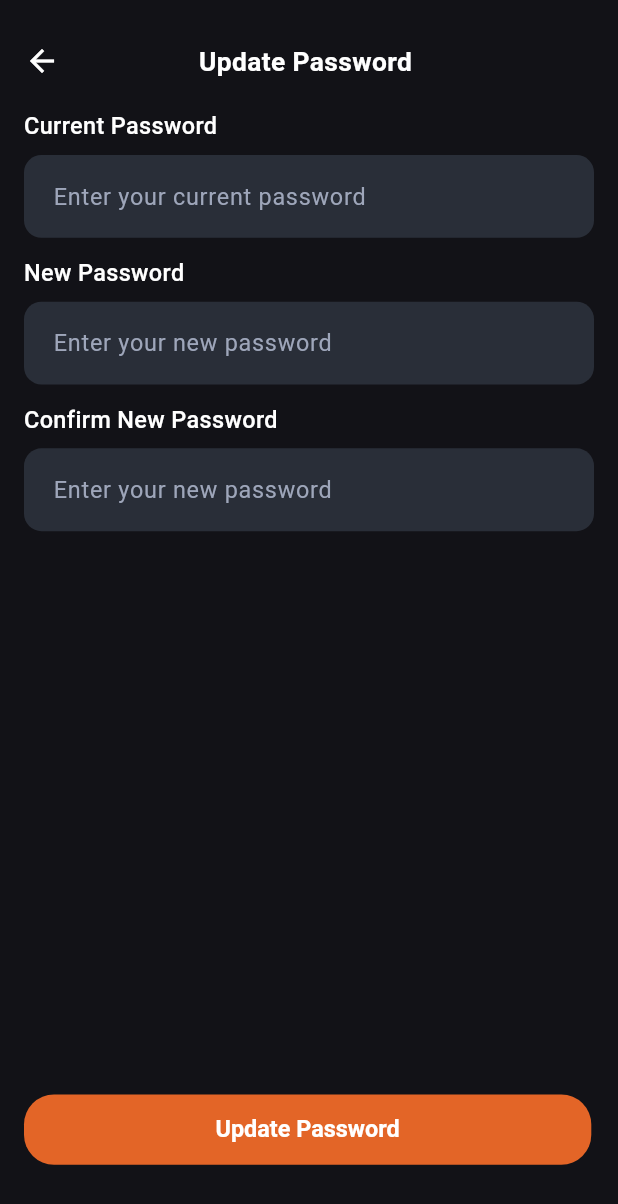
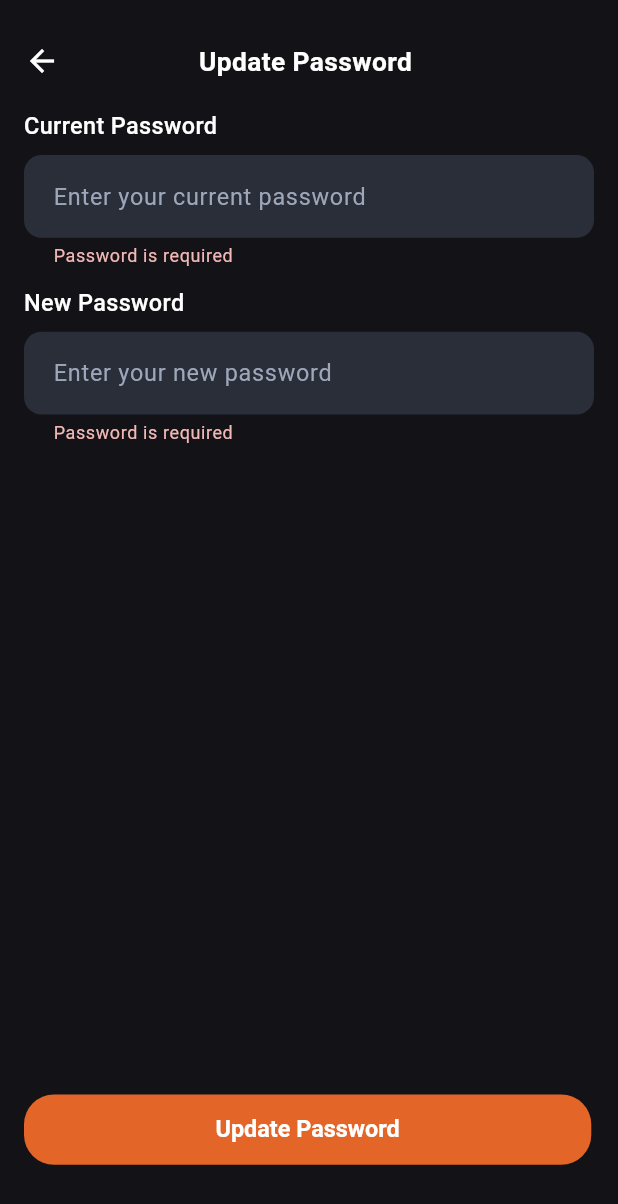
Before and after one commit to rakibul6670/blog_app, a Flutter app: the UpdatePasswordScreen screen opened directly, after a tap on "Update Password", on a phone screen of 412 x 824 dp. Shown: the top 1204 px of the screen. Run offline on Flutter 3.47's test engine with Material 3 defaults, Android fonts, the phone set to English and light mode, and no system bars; our stand-ins replace flutter_screenutil, get_storage, logger, sqflite; accounts and stored records are empty; network calls fail.

Commit message:
profile update complete

```diff
--- a/lib/features/auth/presentation/login_screen.dart
+++ b/lib/features/auth/presentation/login_screen.dart
@@ -3,6 +3,7 @@ import 'package:blog_app/common_widgets/custom_filled_button.dart';
 import 'package:blog_app/helpers/route_helper.dart';
 import 'package:blog_app/helpers/validator.dart';
 import 'package:blog_app/provider/login_provider.dart';
+import 'package:blog_app/provider/profile_provider.dart';
 import 'package:flutter/material.dart';
 import 'package:flutter_screenutil/flutter_screenutil.dart';
 import 'package:provider/provider.dart';
@@ -23,8 +24,8 @@ class LoginScreen extends StatelessWidget {
         child: Padding(
           padding: EdgeInsets.symmetric(horizontal: 16, vertical: 28),
           child: SingleChildScrollView(
-            child: Consumer<LoginProvider>(
-              builder: (context, provider, child) {
+            child: Consumer2<LoginProvider, ProfileProvider>(
+              builder: (context, provider, profile, child) {
                 return Form(
                   key: loginFormKey,
                   autovalidateMode: AutovalidateMode.onUserInteraction,
@@ -99,6 +100,7 @@ class LoginScreen extends StatelessWidget {
                             if (loginFormKey.currentState!.validate()) {
                               await provider.loginUser();
                               if (provider.isLoggedIn) {
+                                await profile.getProfileData();
                                 //------------ snackbar show --------
                                 AppSnackBar.showSuccess(
                                   context,
--- a/lib/features/profile/model/user_profile_model.dart
+++ b/lib/features/profile/model/user_profile_model.dart
@@ -18,4 +18,9 @@ class UserProfileModel {
       phone: json["phone"],
     );
   }
+
+  //================= To Json =============
+  Map<String, dynamic> toJson() {
+    return {"name": name, "email": email, "phone": phone};
+  }
 }
--- a/lib/features/profile/presentation/update_password_screen.dart
+++ b/lib/features/profile/presentation/update_password_screen.dart
@@ -1,6 +1,10 @@
+import 'package:blog_app/common_widgets/app_snackbar.dart';
 import 'package:blog_app/common_widgets/custom_filled_button.dart';
+import 'package:blog_app/helpers/validator.dart';
+import 'package:blog_app/provider/profile_provider.dart';
 import 'package:flutter/material.dart';
 import 'package:flutter_screenutil/flutter_screenutil.dart';
+import 'package:provider/provider.dart';
 
 import '../../../common_widgets/back_and_title_row.dart';
 
@@ -9,12 +13,17 @@ class UpdatePasswordScreen extends StatelessWidget {
 
   @override
   Widget build(BuildContext context) {
+    final formKey = GlobalKey<FormState>();
+
     return Scaffold(
       //================= body section ===========
       body: SafeArea(
         child: Padding(
           padding: EdgeInsets.symmetric(horizontal: 16, vertical: 28),
-          child: Form(
+          child: Consumer<ProfileProvider>(
+            builder: (context, provider, child) {
+              return Form(
+                key: formKey,
                 autovalidateMode: AutovalidateMode.onUserInteraction,
                 child: Column(
                   crossAxisAlignment: CrossAxisAlignment.start,
@@ -37,10 +46,10 @@ class UpdatePasswordScreen extends StatelessWidget {
 
                     SizedBox(height: 8.h),
 
-                //---------------- Email Form Field -----------
+                    //---------------- Current Password Form Field -----------
                     TextFormField(
-                  // controller: ,
-                  // validator: ,
+                      controller: provider.currentPasswordController,
+                      validator: Validator.validatePassword,
                       decoration: InputDecoration(
                         hintText: "Enter your current password",
                       ),
@@ -48,7 +57,7 @@ class UpdatePasswordScreen extends StatelessWidget {
 
                     SizedBox(height: 12.h),
 
-                //--------------------- Password Field Title  ---------------
+                    //--------------------- New Password Field Title  ---------------
                     Text(
                       "New Password",
                       textAlign: TextAlign.center,
@@ -61,33 +70,11 @@ class UpdatePasswordScreen extends StatelessWidget {
                     ),
 
                     SizedBox(height: 8.h),
-                //---------------- Password Form Field -----------
+                    //----------------New Password Form Field -----------
                     TextFormField(
-                  // controller: ,
-                  // validator: ,
-                  decoration: InputDecoration(
-                    hintText: "Enter your new password",
-                  ),
-                ),
-                SizedBox(height: 12.h),
-
-                //--------------------- confirm password Field Title  ---------------
-                Text(
-                  "Confirm New Password",
-                  textAlign: TextAlign.center,
-                  style: TextStyle(
-                    fontWeight: FontWeight.w500,
-                    fontSize: 16.sp,
-                    height: 24 / 16,
-                    color: Colors.white,
-                  ),
-                ),
-
-                SizedBox(height: 8.h),
-                //---------------- Password Form Field -----------
-                TextFormField(
-                  // controller: ,
-                  // validator: ,
+                      obscureText: provider.isNewPasswordHide,
+                      controller: provider.newPasswordController,
+                      validator: Validator.validatePassword,
                       decoration: InputDecoration(
                         hintText: "Enter your new password",
                       ),
@@ -96,13 +83,37 @@ class UpdatePasswordScreen extends StatelessWidget {
                     //------------- space ---
                     Spacer(),
                     //-------------------------  Signup Button ---------------------------
-                CustomFilledButton(
+                    Visibility(
+                      visible: provider.changePasswordLoading == false,
+                      replacement: Center(
+                        child: CircularProgressIndicator(color: Colors.white),
+                      ),
+                      child: CustomFilledButton(
                         buttonName: "Update Password",
-                  onPressed: () {},
+                        onPressed: () async {
+                          if (formKey.currentState!.validate()) {
+                            await provider.updatePassword();
+
+                            if (provider.isPasswordUpdated) {
+                              AppSnackBar.showSuccess(
+                                context,
+                                provider.changePasswodMessage,
+                              );
+                            } else {
+                              AppSnackBar.showError(
+                                context,
+                                provider.changePasswodMessage,
+                              );
+                            }
+                          }
+                        },
+                      ),
                     ),
                     SizedBox(height: 20.h),
                   ],
                 ),
+              );
+            },
           ),
         ),
       ),
--- a/lib/helpers/auth_get_storage.dart
+++ b/lib/helpers/auth_get_storage.dart
@@ -1,21 +1,42 @@
 import 'package:get_storage/get_storage.dart';
+import 'package:logger/logger.dart';
 
 class AuthGetStorage {
-  static final GetStorage storage = GetStorage();
-  static String userTokenKey = "user_token_key";
+  static final GetStorage _storage = GetStorage();
+
+  static final String _userTokenKey = "user_token_key";
+  static final String _loginStatusKey = "login_status_key";
+
+  //============== Save login status ==========
+  static Future<void> loginStatusSave(bool status) async {
+    await _storage.write(_loginStatusKey, status);
+  }
+
+  //========== Get Login status =========
+  static bool getLoginStatus() {
+    return _storage.read(_loginStatusKey) ?? false;
+  }
+
+  //================ - Clear Login Status==========
+  static clearLoginStatus() async {
+    await _storage.remove(_loginStatusKey);
+  }
 
   //--------------------- save user token ---------
   static Future<void> saveUserToken(String token) async {
-    await storage.write(userTokenKey, token);
+    Logger logger = Logger();
+    logger.i("Save token $token to storage");
+
+    await _storage.write(_userTokenKey, token);
   }
 
   //------------------ get user token ------------
   static String? getUserToken() {
-    return storage.read(userTokenKey);
+    return _storage.read(_userTokenKey);
   }
 
   //-------------------- Clear Token ----------
   static clearUserToken() async {
-    await storage.remove(userTokenKey);
+    await _storage.remove(_userTokenKey);
   }
 }
```
Also changed, not shown: lib/common_widgets/profile_section.dart (+16 -11 lines), lib/features/profile/presentation/edit_profile_screen.dart (+75 -43 lines), lib/features/profile/presentation/profile_screen.dart (+35 -8 lines), lib/helpers/profile_get_storage.dart (+37 -0 lines), lib/main.dart (+7 -1 lines), lib/network/api_services.dart (+67 -6 lines), lib/provider/login_provider.dart (+18 -2 lines), lib/provider/profile_provider.dart (+50 -9 lines). Lines whose indentation alone changed are shown as unchanged.
